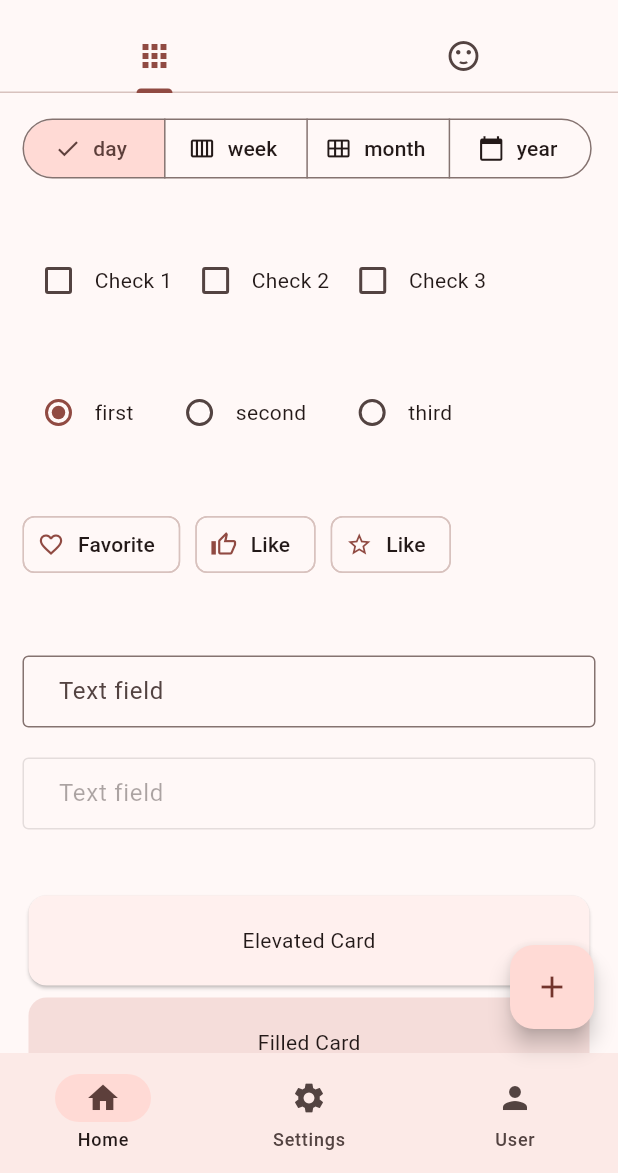
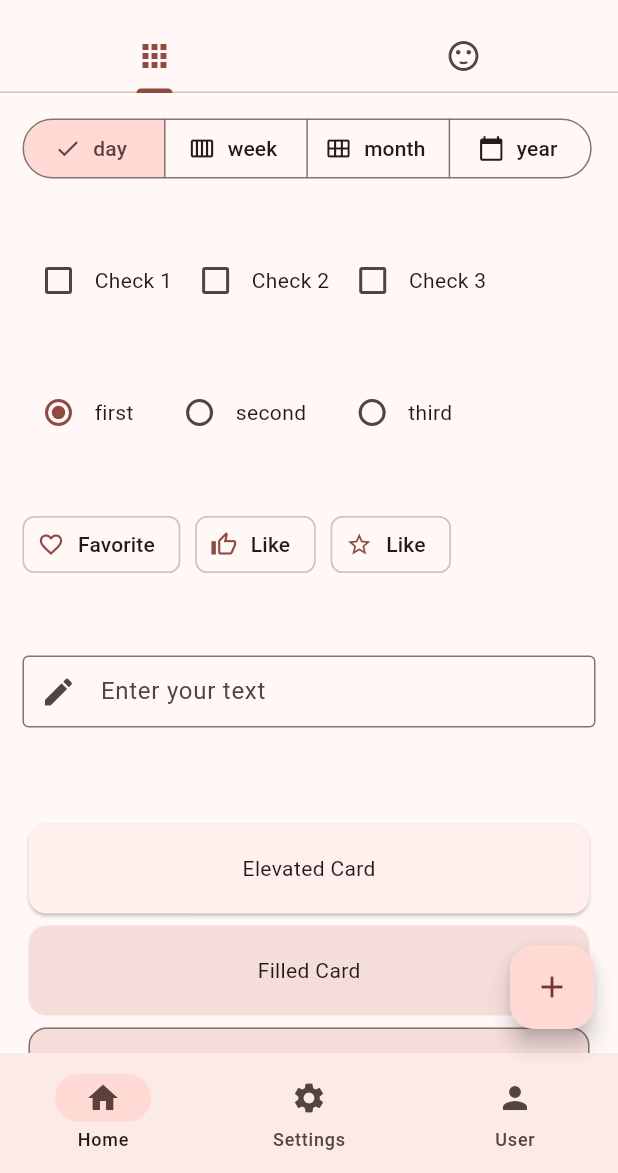
Before and after one commit to carllosnc/flutter_m3, a Flutter app: the screen it shows after launch, scrolled down 576 dp, on a phone screen of 412 x 824 dp, the part 63-1236 px from its top. Run offline on Flutter 3.47's test engine with Material 2 defaults, Android fonts, the phone set to English and light mode, and no system bars; our stand-ins replace flutter_colorpicker.

Commit message:
update: text field

```diff
--- a/lib/components/text_fields.dart
+++ b/lib/components/text_fields.dart
@@ -16,21 +16,13 @@ class _M3TextFieldsState extends State<M3TextFields> {
         TextFormField(
           autofocus: false,
           decoration: const InputDecoration(
+            prefixIcon: Icon(Icons.edit),
             border: OutlineInputBorder(),
-            labelText: 'Text field',
+            labelText: 'Enter your text',
             contentPadding: EdgeInsets.fromLTRB(20, 10, 20, 10),
           ),
         ),
         const SizedBox(height: 20),
-        TextFormField(
-          enabled: false,
-          autofocus: false,
-          decoration: const InputDecoration(
-            border: OutlineInputBorder(),
-            labelText: 'Text field',
-            contentPadding: EdgeInsets.fromLTRB(20, 10, 20, 10),
-          ),
-        ),
       ],
     );
   }
```
